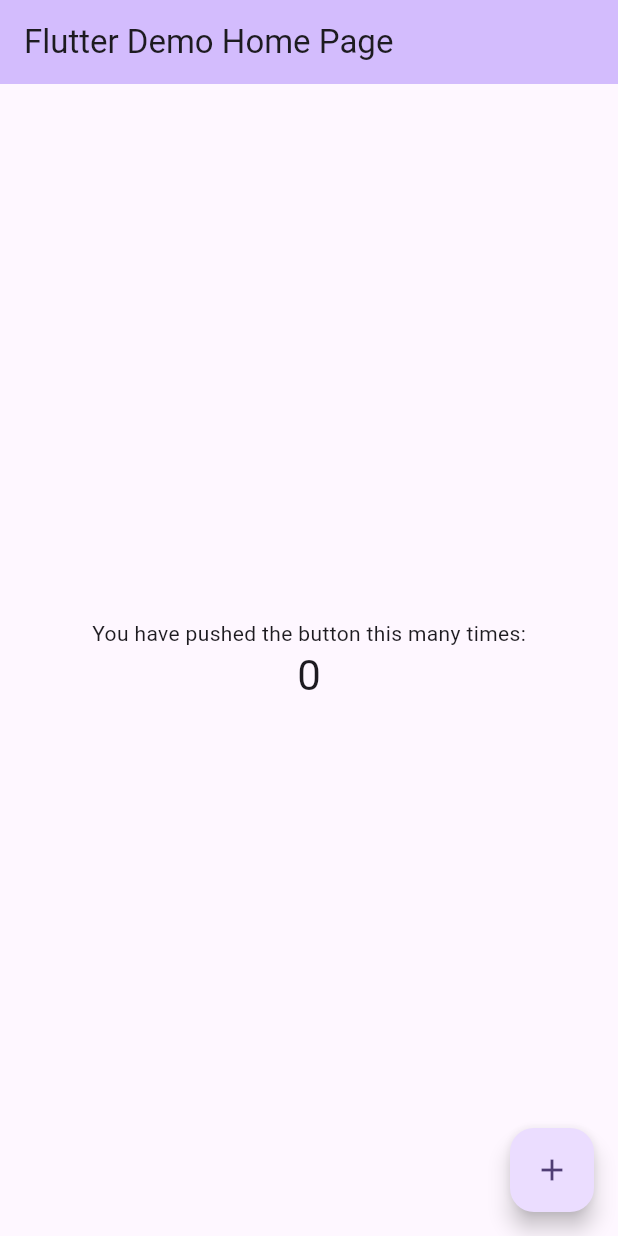
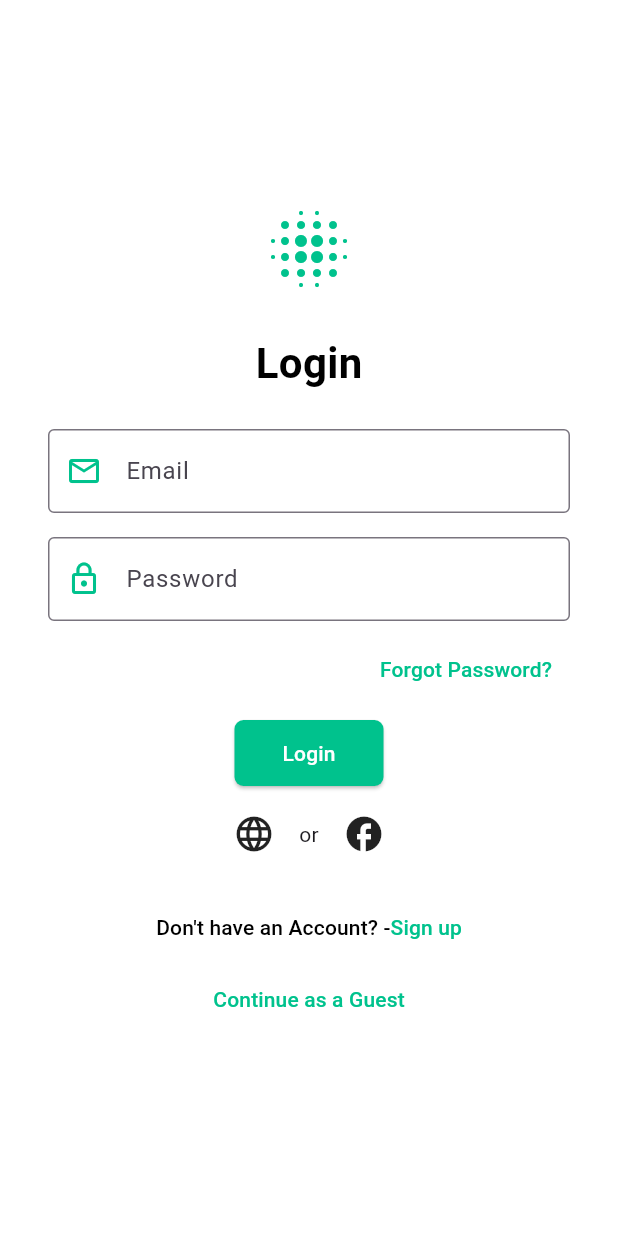
Before and after one commit to niasnow22/Luno, a Flutter app: the screen it shows after launch, on a phone screen of 412 x 824 dp. Run offline on Flutter 3.47's test engine with Material 3 defaults, Android fonts, the phone set to English and light mode, and no system bars.

Commit message:
added the splash, login, signup, and main dart

```diff
--- /dev/null
+++ b/luno/lib/login_screen.dart
@@ -0,0 +1,122 @@
+import 'package:flutter/gestures.dart';
+import 'package:flutter/material.dart';
+import 'package:luno/signup_screen.dart';
+
+class LoginScreen extends StatelessWidget {
+  final Color accentColor = Color(0xFF00C28D); // green tone
+
+  @override
+  Widget build(BuildContext context) {
+    return Scaffold(
+      backgroundColor: Colors.white,
+      body: SafeArea(
+        child: Center(
+          child: SingleChildScrollView(
+            padding: const EdgeInsets.symmetric(horizontal: 32),
+            child: Column(
+              mainAxisAlignment: MainAxisAlignment.center,
+              children: [
+                Icon(
+                  Icons.blur_on,
+                  size: 64,
+                  color: accentColor,
+                ),
+                const SizedBox(height: 24),
+                Text(
+                  "Login",
+                  style: TextStyle(
+                    fontSize: 28,
+                    fontWeight: FontWeight.bold,
+                    color: Colors.black,
+                  ),
+                ),
+                const SizedBox(height: 24),
+                TextField(
+                  decoration: InputDecoration(
+                    hintText: 'Email',
+                    prefixIcon: Icon(Icons.email_outlined, color: accentColor),
+                    border: OutlineInputBorder(),
+                  ),
+                ),
+                const SizedBox(height: 16),
+                TextField(
+                  obscureText: true,
+                  decoration: InputDecoration(
+                    hintText: 'Password',
+                    prefixIcon: Icon(Icons.lock_outline, color: accentColor),
+                    border: OutlineInputBorder(),
+                  ),
+                ),
+                const SizedBox(height: 8),
+                Align(
+                  alignment: Alignment.centerRight,
+                  child: TextButton(
+                    onPressed: () {},
+                    child: Text(
+                      'Forgot Password?',
+                      style: TextStyle(color: accentColor),
+                    ),
+                  ),
+                ),
+                const SizedBox(height: 8),
+                ElevatedButton(
+                  onPressed: () {},
+                  style: ElevatedButton.styleFrom(
+                    backgroundColor: accentColor,
+                    foregroundColor: Colors.white,
+                    padding: const EdgeInsets.symmetric(horizontal: 32.0, vertical: 12),
+                    shape: RoundedRectangleBorder(
+                      borderRadius: BorderRadius.circular(6),
+                    ),
+                  ),
+                  child: Text('Login'),
+                ),
+                const SizedBox(height: 16),
+                Row(
+                  mainAxisAlignment: MainAxisAlignment.center,
+                  children: [
+                    Icon(Icons.language, size: 28), // Google placeholder
+                    const SizedBox(width: 16),
+                    Text('or'),
+                    const SizedBox(width: 16),
+                    Icon(Icons.facebook, size: 28), // Facebook placeholder
+                  ],
+                ),
+                const SizedBox(height: 24),
+                TextButton(
+                  onPressed: null, //disable entire button, use reconiizer instead
+                  child: Text.rich(
+                    TextSpan(
+                      text: "Don't have an Account? -",
+                      style: TextStyle(color: Colors.black),
+                      children: [
+                        TextSpan(
+                          text: 'Sign up',
+                          style: TextStyle(color: accentColor),
+                          recognizer: TapGestureRecognizer()
+                          ..onTap = () {
+                            Navigator.push(
+                              context,
+                              MaterialPageRoute(builder: (context) => SignupScree()),
+                              );
+                          },
+                        ),
+                      ],
+                    ),
+                  ),
+                ),
+                TextButton(
+                  onPressed: () {},
+                  child: Text(
+                    'Continue as a Guest',
+                    style: TextStyle(color: accentColor),
+                  ),
+                ),
+              ],
+            ),
+          ),
+        ),
+      ),
+    );
+  }
+}
--- a/luno/lib/main.dart
+++ b/luno/lib/main.dart
@@ -1,122 +1,16 @@
 import 'package:flutter/material.dart';
+import 'splash_screen.dart';
 
 void main() {
-  runApp(const MyApp());
+  runApp(Luno());
 }
 
-class MyApp extends StatelessWidget {
-  const MyApp({super.key});
-
-  // This widget is the root of your application.
+class Luno extends StatelessWidget{
   @override
   Widget build(BuildContext context) {
     return MaterialApp(
-      title: 'Flutter Demo',
-      theme: ThemeData(
-        // This is the theme of your application.
-        //
-        // TRY THIS: Try running your application with "flutter run". You'll see
-        // the application has a purple toolbar. Then, without quitting the app,
-        // try changing the seedColor in the colorScheme below to Colors.green
-        // and then invoke "hot reload" (save your changes or press the "hot
-        // reload" button in a Flutter-supported IDE, or press "r" if you used
-        // the command line to start the app).
-        //
-        // Notice that the counter didn't reset back to zero; the application
-        // state is not lost during the reload. To reset the state, use hot
-        // restart instead.
-        //
-        // This works for code too, not just values: Most code changes can be
-        // tested with just a hot reload.
-        colorScheme: ColorScheme.fromSeed(seedColor: Colors.deepPurple),
-      ),
-      home: const MyHomePage(title: 'Flutter Demo Home Page'),
+      debugShowCheckedModeBanner: false,
+      home: SplashScreen(),
     );
   }
 }
-
-class MyHomePage extends StatefulWidget {
-  const MyHomePage({super.key, required this.title});
-
-  // This widget is the home page of your application. It is stateful, meaning
-  // that it has a State object (defined below) that contains fields that affect
-  // how it looks.
-
-  // This class is the configuration for the state. It holds the values (in this
-  // case the title) provided by the parent (in this case the App widget) and
-  // used by the build method of the State. Fields in a Widget subclass are
-  // always marked "final".
-
-  final String title;
-
-  @override
-  State<MyHomePage> createState() => _MyHomePageState();
-}
-
-class _MyHomePageState extends State<MyHomePage> {
-  int _counter = 0;
-
-  void _incrementCounter() {
-    setState(() {
-      // This call to setState tells the Flutter framework that something has
-      // changed in this State, which causes it to rerun the build method below
-      // so that the display can reflect the updated values. If we changed
-      // _counter without calling setState(), then the build method would not be
-      // called again, and so nothing would appear to happen.
-      _counter++;
-    });
-  }
-
-  @override
-  Widget build(BuildContext context) {
-    // This method is rerun every time setState is called, for instance as done
-    // by the _incrementCounter method above.
-    //
-    // The Flutter framework has been optimized to make rerunning build methods
-    // fast, so that you can just rebuild anything that needs updating rather
-    // than having to individually change instances of widgets.
-    return Scaffold(
-      appBar: AppBar(
-        // TRY THIS: Try changing the color here to a specific color (to
-        // Colors.amber, perhaps?) and trigger a hot reload to see the AppBar
-        // change color while the other colors stay the same.
-        backgroundColor: Theme.of(context).colorScheme.inversePrimary,
-        // Here we take the value from the MyHomePage object that was created by
-        // the App.build method, and use it to set our appbar title.
-        title: Text(widget.title),
-      ),
-      body: Center(
-        // Center is a layout widget. It takes a single child and positions it
-        // in the middle of the parent.
-        child: Column(
-          // Column is also a layout widget. It takes a list of children and
-          // arranges them vertically. By default, it sizes itself to fit its
-          // children horizontally, and tries to be as tall as its parent.
-          //
-          // Column has various properties to control how it sizes itself and
-          // how it positions its children. Here we use mainAxisAlignment to
-          // center the children vertically; the main axis here is the vertical
-          // axis because Columns are vertical (the cross axis would be
-          // horizontal).
-          //
-          // TRY THIS: Invoke "debug painting" (choose the "Toggle Debug Paint"
-          // action in the IDE, or press "p" in the console), to see the
-          // wireframe for each widget.
-          mainAxisAlignment: MainAxisAlignment.center,
-          children: <Widget>[
-            const Text('You have pushed the button this many times:'),
-            Text(
-              '$_counter',
-              style: Theme.of(context).textTheme.headlineMedium,
-            ),
-          ],
-        ),
-      ),
-      floatingActionButton: FloatingActionButton(
-        onPressed: _incrementCounter,
-        tooltip: 'Increment',
-        child: const Icon(Icons.add),
-      ), // This trailing comma makes auto-formatting nicer for build methods.
-    );
-  }
-}
```
Also changed, not shown: luno/lib/signup_screen.dart (added, +126 -0 lines), luno/lib/splash_screen.dart (added, +38 -0 lines).
